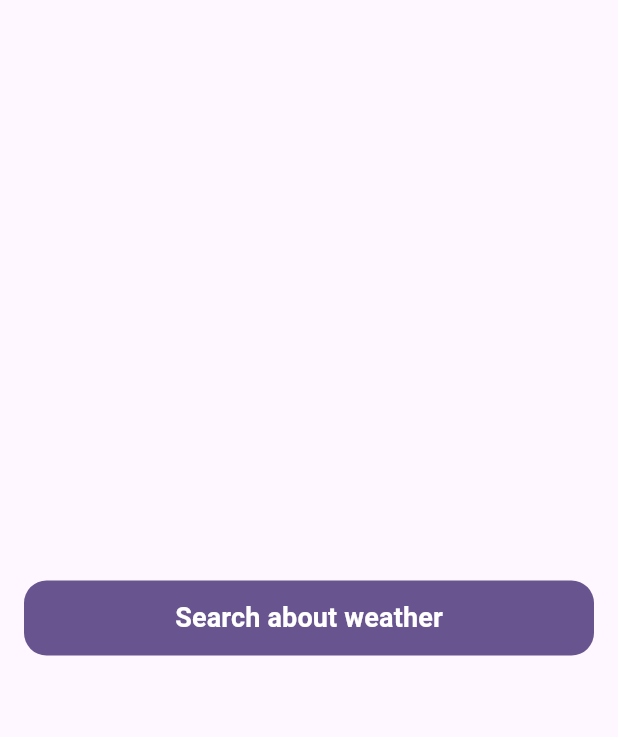
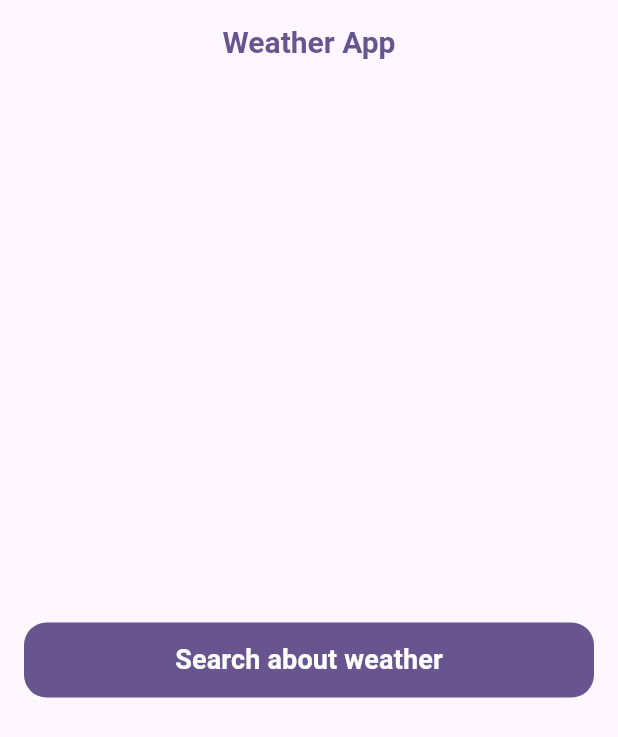
Before and after one commit to MohamedMohamedSaleh/Weather, a Flutter app: the screen it shows after launch, on a phone screen of 412 x 824 dp. Shown: the top 737 px of the screen. Run offline on Flutter 3.47's test engine with Material 3 defaults, Android fonts, the phone set to English and light mode, and no system bars; our stand-ins replace dio, flutter_bloc.

Commit message:
some edit in app

```diff
--- a/lib/core/helper_methods.dart
+++ b/lib/core/helper_methods.dart
@@ -8,6 +8,7 @@ void showMessage({required String message,  MessageType type = MessageType.faile
     SnackBar(
       content: Center(child: Text(message,)),
       behavior: SnackBarBehavior.floating,
+      shape: RoundedRectangleBorder(borderRadius: BorderRadius.circular(15)),
       backgroundColor: type == MessageType.success? Theme.of(navigatorKey.currentContext!).primaryColor: Colors.red,
     ),
   );
--- a/lib/views/no_weather_view.dart
+++ b/lib/views/no_weather_view.dart
@@ -10,7 +10,19 @@ class NoWeather extends StatelessWidget {
 
   @override
   Widget build(BuildContext context) {
-    return Center(
+    return Scaffold(
+      appBar: AppBar(
+        title: Text(
+          'Weather App',
+          style: TextStyle(
+            color: Theme.of(context).primaryColor,
+            fontSize: 20,
+            fontWeight: FontWeight.bold,
+          ),
+        ),
+        centerTitle: true,
+      ),
+      body: Center(
       child: Padding(
         padding: const EdgeInsets.all(16),
         child: SizedBox(
@@ -35,6 +47,9 @@ class NoWeather extends StatelessWidget {
           ),
         ),
       ),
+    ),
     );
+
+
   }
 }
```
Also changed, not shown: lib/views/weather_view.dart (+17 -11 lines).
